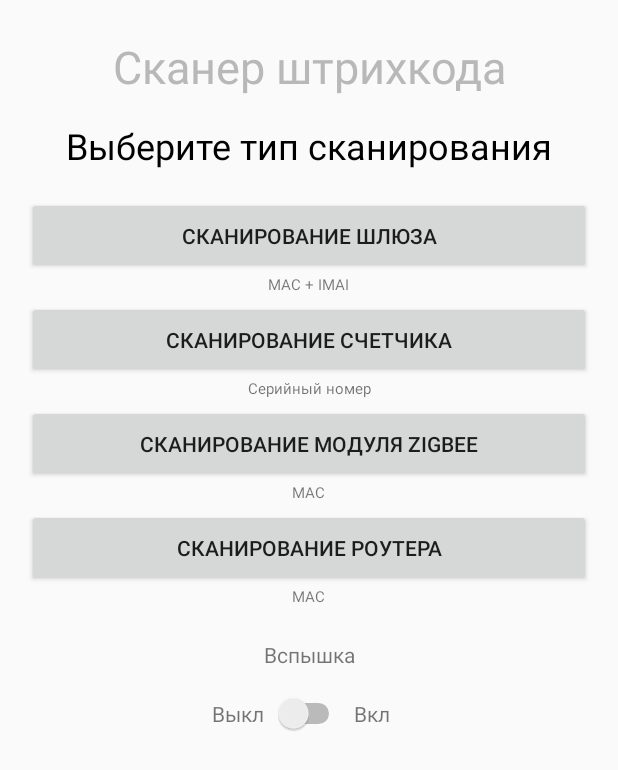
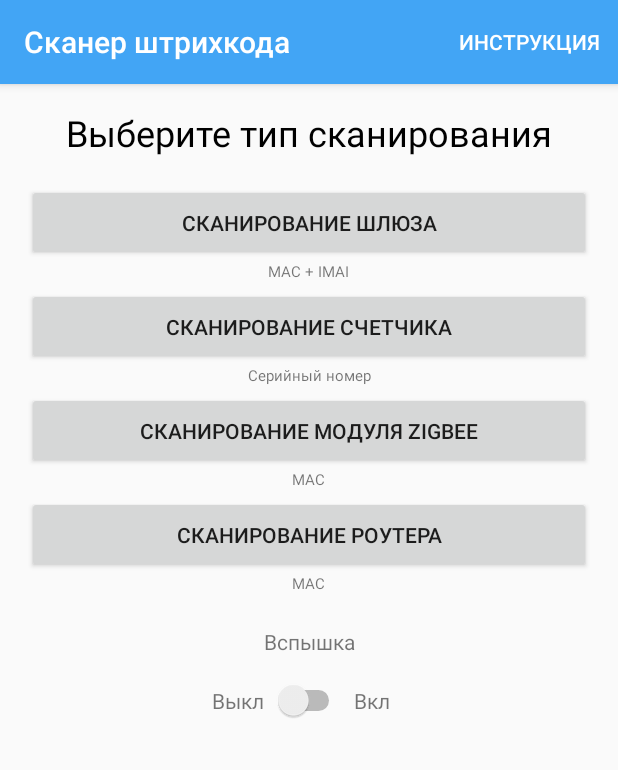
Before and after one commit to 2wiktor2/Barcode-reader, an Android app: the screen it shows after launch (GreetingActivity), on a phone screen of 412 x 824 dp. Shown: the top 770 px of the screen. Run offline under Robolectric (Android 15) with nearby library versions, the phone set to English and light mode, and no system bars.

Commit message:
добавлен инфо диалог и тулбар

```diff
--- a/app/src/main/AndroidManifest.xml
+++ b/app/src/main/AndroidManifest.xml
@@ -13,8 +13,6 @@
         android:supportsRtl="true"
         android:theme="@style/AppTheme"
         tools:ignore="GoogleAppIndexingWarning">
-        <activity android:name=".activityInfo.ActivityInfo"></activity>
-        <activity android:name=".activityesWithBarcodeReader.fragments.FragmentPlay" />
         <activity
             android:name=".activityGreeting.GreetingActivity"
             android:screenOrientation="portrait">
--- a/app/src/main/java/com/example/testbarcodereader/activityGreeting/GreetingActivity.java
+++ b/app/src/main/java/com/example/testbarcodereader/activityGreeting/GreetingActivity.java
@@ -2,15 +2,20 @@ package com.example.testbarcodereader.activityGreeting;
 
 import android.content.Intent;
 import android.os.Bundle;
+import android.view.Menu;
+import android.view.MenuItem;
 import android.view.View;
 import android.widget.Button;
 import android.widget.CompoundButton;
 import android.widget.Switch;
 
+import androidx.annotation.NonNull;
 import androidx.appcompat.app.AppCompatActivity;
+import androidx.appcompat.widget.Toolbar;
 
 import com.example.testbarcodereader.R;
 import com.example.testbarcodereader.activityesWithBarcodeReader.MainActivity;
+import com.example.testbarcodereader.utils.MyDialogs;
 
 public class GreetingActivity extends AppCompatActivity implements View.OnClickListener, CompoundButton.OnCheckedChangeListener {
 
@@ -22,10 +27,17 @@ public class GreetingActivity extends AppCompatActivity implements View.OnClickL
     private Button buttonScanZigBee;
     private Button buttonScanRouter;
 
+    private MyDialogs myDialog;
+
     @Override
     protected void onCreate(Bundle savedInstanceState) {
         super.onCreate(savedInstanceState);
         setContentView(R.layout.activity_greeting);
+
+        Toolbar toolbar = findViewById(R.id.toolBar);
+        toolbar.setTitle(getResources().getString(R.string.barcode_scanner));
+        setSupportActionBar(toolbar);
+
         buttonScanGateway = findViewById(R.id.button_scan_gateway);
         buttonScanEnergyMeter = findViewById(R.id.button_scan_energy_meter);
         buttonScanZigBee = findViewById(R.id.button_scan_zigBee);
@@ -38,6 +50,8 @@ public class GreetingActivity extends AppCompatActivity implements View.OnClickL
 
         flashLightSwitch = findViewById(R.id.switcher_flash_light);
         flashLightSwitch.setOnCheckedChangeListener(this);
+
+        myDialog = new MyDialogs(this);
     }
 
     @Override
@@ -76,4 +90,20 @@ public class GreetingActivity extends AppCompatActivity implements View.OnClickL
         super.onPause();
         //todo выключить вспышку
     }
+
+    @Override
+    public boolean onCreateOptionsMenu(Menu menu) {
+        getMenuInflater().inflate(R.menu.toolbar_memu_main_activity, menu);
+        return true;
+    }
+
+    @Override
+    public boolean onOptionsItemSelected(@NonNull MenuItem item) {
+        switch (item.getItemId()) {
+            case R.id.info:
+                myDialog.createInfoDialog();
+                break;
+        }
+        return super.onOptionsItemSelected(item);
+    }
 }
--- a/app/src/main/res/layout/activity_greeting.xml
+++ b/app/src/main/res/layout/activity_greeting.xml
@@ -6,31 +6,28 @@
     android:layout_height="match_parent"
     tools:context=".activityGreeting.GreetingActivity">
 
+    <androidx.appcompat.widget.Toolbar
+        android:id="@+id/toolBar"
+        android:layout_width="match_parent"
+        android:layout_height="?attr/actionBarSize"
+        android:background="@color/colorPrimary"
+        android:elevation="4dp"
+        android:theme="@style/ThemeOverlay.AppCompat.Dark.ActionBar"
+        app:layout_constraintLeft_toLeftOf="parent"
+        app:layout_constraintRight_toRightOf="parent"
+        app:layout_constraintTop_toTopOf="parent" />
 
     <ScrollView
         android:layout_width="match_parent"
-        android:layout_height="match_parent"
+        android:layout_height="0dp"
         app:layout_constraintBottom_toBottomOf="parent"
         app:layout_constraintLeft_toLeftOf="parent"
         app:layout_constraintRight_toRightOf="parent"
-        app:layout_constraintTop_toTopOf="parent">
+        app:layout_constraintTop_toBottomOf="@id/toolBar">
 
         <androidx.constraintlayout.widget.ConstraintLayout
             android:layout_width="match_parent"
             android:layout_height="wrap_content">
-
-            <TextView
-                android:id="@+id/text_view_title"
-                android:layout_width="match_parent"
-                android:layout_height="wrap_content"
-                android:layout_marginTop="24dp"
-                android:gravity="center"
-                android:text="@string/barcode_scanner"
-                android:textColor="@color/colorGray"
-                android:textSize="30sp"
-                app:layout_constraintLeft_toLeftOf="parent"
-                app:layout_constraintRight_toRightOf="parent"
-                app:layout_constraintTop_toTopOf="parent" />
 
             <TextView
                 android:id="@+id/text_view_choose_type"
@@ -42,7 +39,7 @@
                 android:textSize="24sp"
                 app:layout_constraintLeft_toLeftOf="parent"
                 app:layout_constraintRight_toRightOf="parent"
-                app:layout_constraintTop_toBottomOf="@id/text_view_title" />
+                app:layout_constraintTop_toTopOf="parent" />
 
             <Button
                 android:id="@+id/button_scan_gateway"
```
Also changed, not shown: app/src/main/java/com/example/testbarcodereader/activityInfo/ActivityInfo.java (deleted, +0 -22 lines), app/src/main/java/com/example/testbarcodereader/activityesWithBarcodeReader/MainActivity.java (+12 -1 lines), app/src/main/java/com/example/testbarcodereader/activityesWithBarcodeReader/fragments/FragmentPlay.java (deleted, +0 -25 lines), app/src/main/java/com/example/testbarcodereader/utils/MyDialogs.java (+15 -0 lines), app/src/main/res/drawable/gradient_drawable.xml (added, +9 -0 lines), app/src/main/res/drawable/ic_info_24.xml (added, +10 -0 lines), app/src/main/res/layout/activity_info.xml (deleted, +0 -18 lines), app/src/main/res/layout/activity_main.xml (+13 -3 lines), app/src/main/res/layout/dialog_with_images.xml (added, +51 -0 lines), app/src/main/res/layout/fragment_play.xml (deleted, +0 -9 lines).
